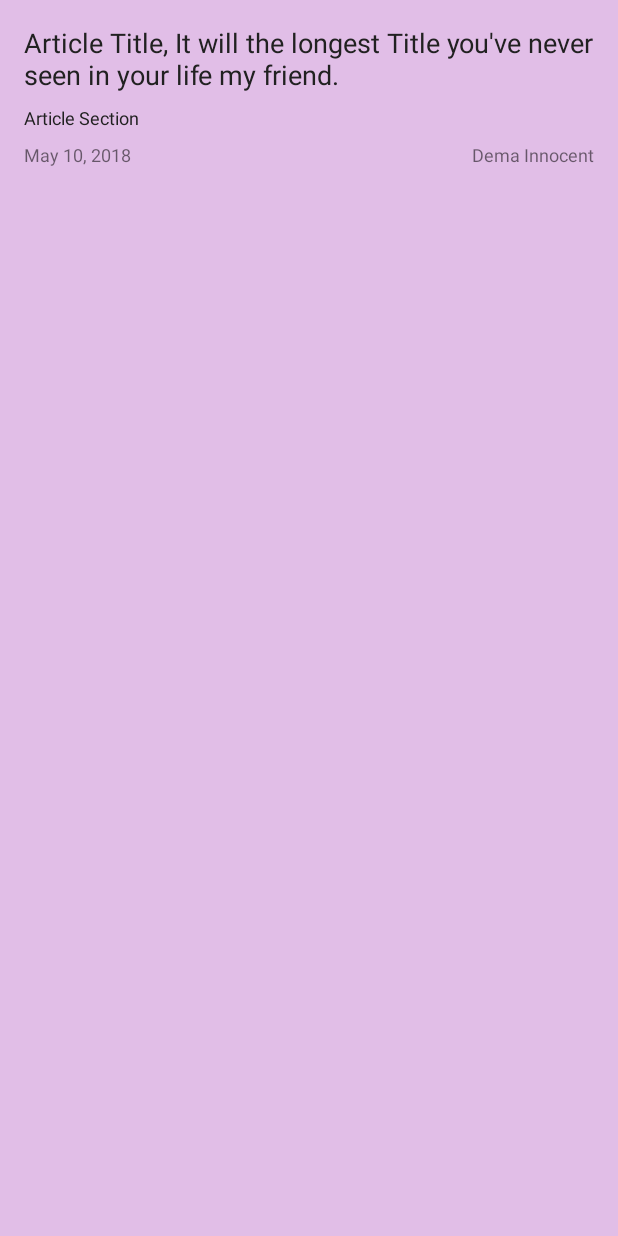
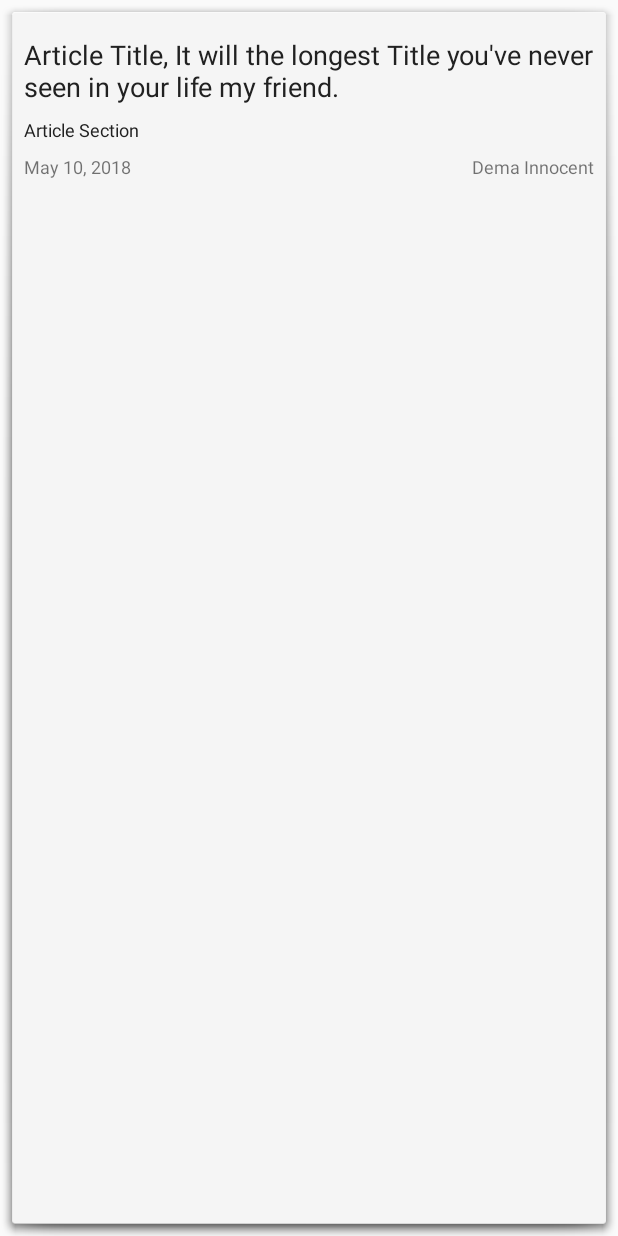
Before and after one commit to angwandi/NewsAppABNSGU, an Android app: the layout activity_news_app_list_items.xml on its own in the app's theme, with its tools: preview values and no code run, on a phone screen of 412 x 824 dp. Run offline under Robolectric (Android 15) with nearby library versions, the phone set to English and light mode, and no system bars.

Commit message:
Add polish

```diff
--- a/app/build.gradle
+++ b/app/build.gradle
@@ -21,6 +21,8 @@ android {
 dependencies {
     implementation fileTree(dir: 'libs', include: ['*.jar'])
     implementation 'com.android.support:appcompat-v7:27.1.1'
+    implementation 'com.android.support:cardview-v7:27.1.1'
+    implementation 'com.android.support:design:27.1.1'
     implementation 'com.android.support.constraint:constraint-layout:1.1.0'
     testImplementation 'junit:junit:4.12'
     androidTestImplementation 'com.android.support.test:runner:1.0.2'
--- a/app/src/main/res/layout/activity_news_app_list_items.xml
+++ b/app/src/main/res/layout/activity_news_app_list_items.xml
@@ -2,7 +2,7 @@
   xmlns:tools="http://schemas.android.com/tools"
   android:layout_width="match_parent"
   android:layout_height="match_parent"
-  android:background="@color/colorLightPrimary"
+  android:background="@android:drawable/dialog_holo_light_frame"
   android:orientation="vertical"
   android:paddingLeft="16dp"
   android:paddingRight="16dp">
```
Also changed, not shown: app/src/main/java/com/example/demad/newsapp/NewsApp.java (+0 -10 lines).
